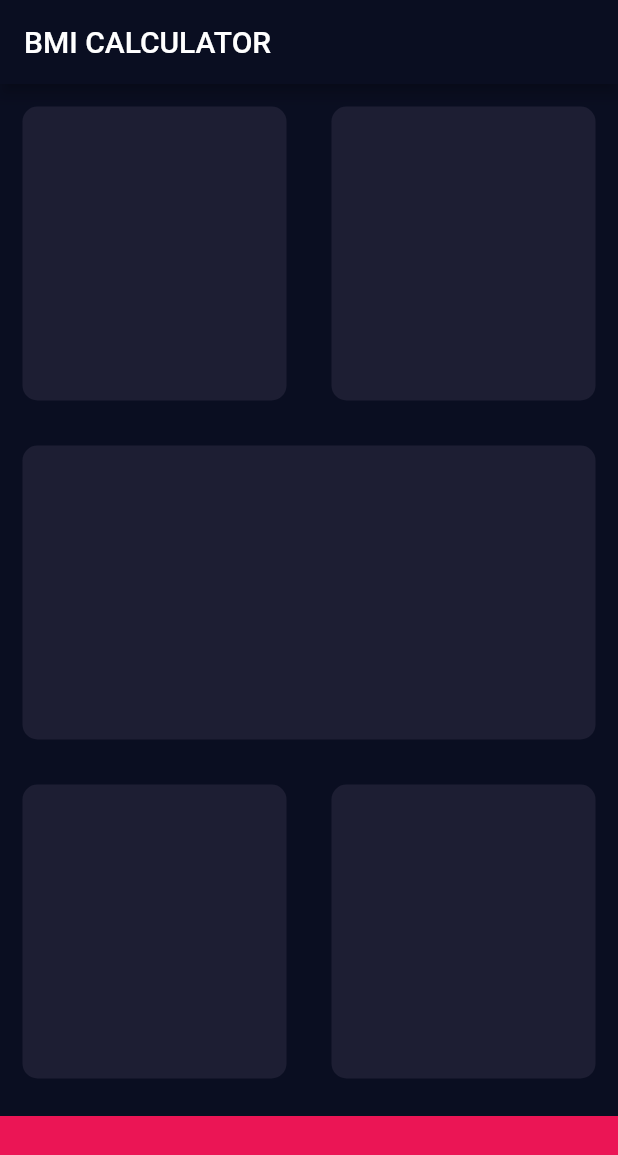
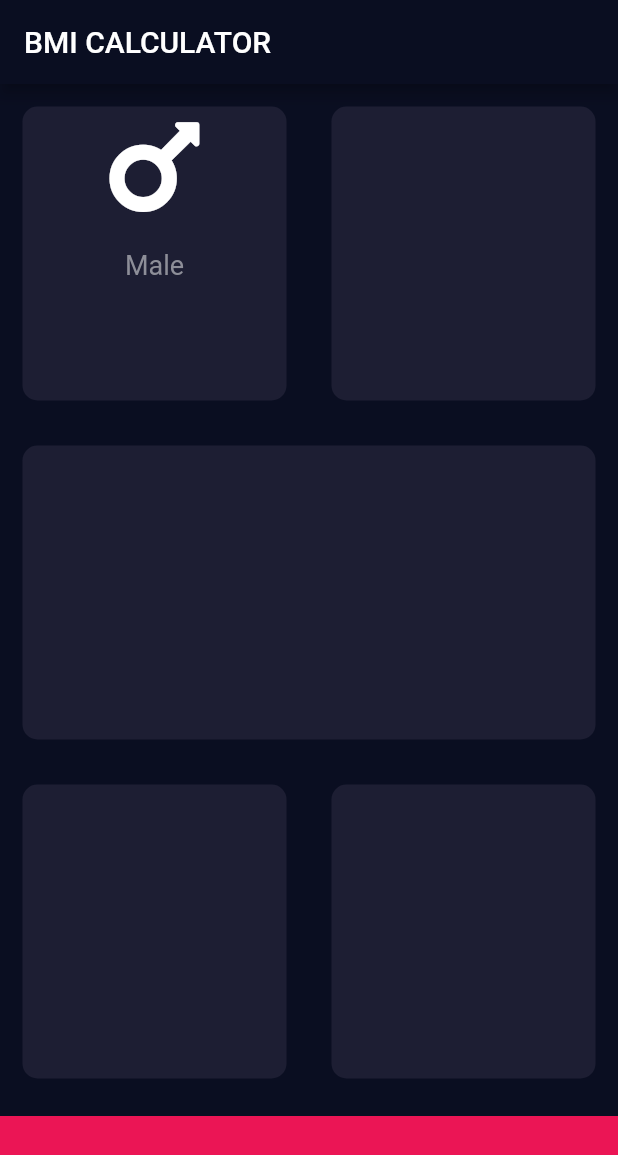
Before and after one commit to eoanodea/flutter-bmi-calculator, a Flutter app: the screen it shows after launch, on a phone screen of 412 x 824 dp. Shown: the top 1155 px of the screen. Run offline on Flutter 3.47's test engine with Material 2 defaults, Android fonts, the phone set to English and light mode, and no system bars; our stand-ins replace font_awesome_flutter.

Commit message:
Commented out unused test imports and added font awesome icons

```diff
--- a/lib/input_page.dart
+++ b/lib/input_page.dart
@@ -1,8 +1,9 @@
 import 'package:flutter/material.dart';
+import 'package:font_awesome_flutter/font_awesome_flutter.dart';
 
 const bottomContainerHeight = 80.0;
 const activeCardColour = Color(0xFF1D1E33);
-const bottomContainerColour = Color();
+const bottomContainerColour = Color(0xFFEB1555);
 
 class InputPage extends StatefulWidget {
   @override
@@ -22,7 +23,25 @@ class _InputPageState extends State<InputPage> {
             child: Row(
               children: [
                 Expanded(
-                  child: ResuableCard(colour: activeCardColour),
+                  child: ResuableCard(
+                    colour: activeCardColour,
+                    cardChild: Column(
+                      children: <Widget>[
+                        Icon(
+                          FontAwesomeIcons.mars,
+                          size: 80.0,
+                        ),
+                        SizedBox(height: 15.0),
+                        Text(
+                          "Male",
+                          style: TextStyle(
+                            fontSize: 18.0,
+                            color: Color(0xFF8D8E98),
+                          ),
+                        )
+                      ],
+                    ),
+                  ),
                 ),
                 Expanded(child: ResuableCard(colour: Color(0xFF1D1E33))),
               ],
@@ -48,10 +67,10 @@ class _InputPageState extends State<InputPage> {
             ),
           ),
           Container(
-            color: Color(0xFFEB1555),
+            color: bottomContainerColour,
             margin: EdgeInsets.only(top: 10.0),
             width: double.infinity,
-            height: 80.0,
+            height: bottomContainerHeight,
           )
         ],
       ),
--- a/pubspec.yaml
+++ b/pubspec.yaml
@@ -3,7 +3,7 @@ description: A new Flutter project.
 
 # The following line prevents the package from being accidentally published to
 # pub.dev using `pub publish`. This is preferred for private packages.
-publish_to: 'none' # Remove this line if you wish to publish to pub.dev
+publish_to: "none" # Remove this line if you wish to publish to pub.dev
 
 # The following defines the version and build number for your application.
 # A version number is three numbers separated by dots, like 1.2.43
@@ -24,10 +24,10 @@ dependencies:
   flutter:
     sdk: flutter
 
-
   # The following adds the Cupertino Icons font to your application.
   # Use with the CupertinoIcons class for iOS style icons.
   cupertino_icons: ^1.0.0
+  font_awesome_flutter: ^8.4.0
 
 dev_dependencies:
   flutter_test:
@@ -38,7 +38,6 @@ dev_dependencies:
 
 # The following section is specific to Flutter.
 flutter:
-
   # The following line ensures that the Material Icons font is
   # included with your application, so that you can use the icons in
   # the material Icons class.
```
Also changed, not shown: pubspec.lock, 1 other file.
